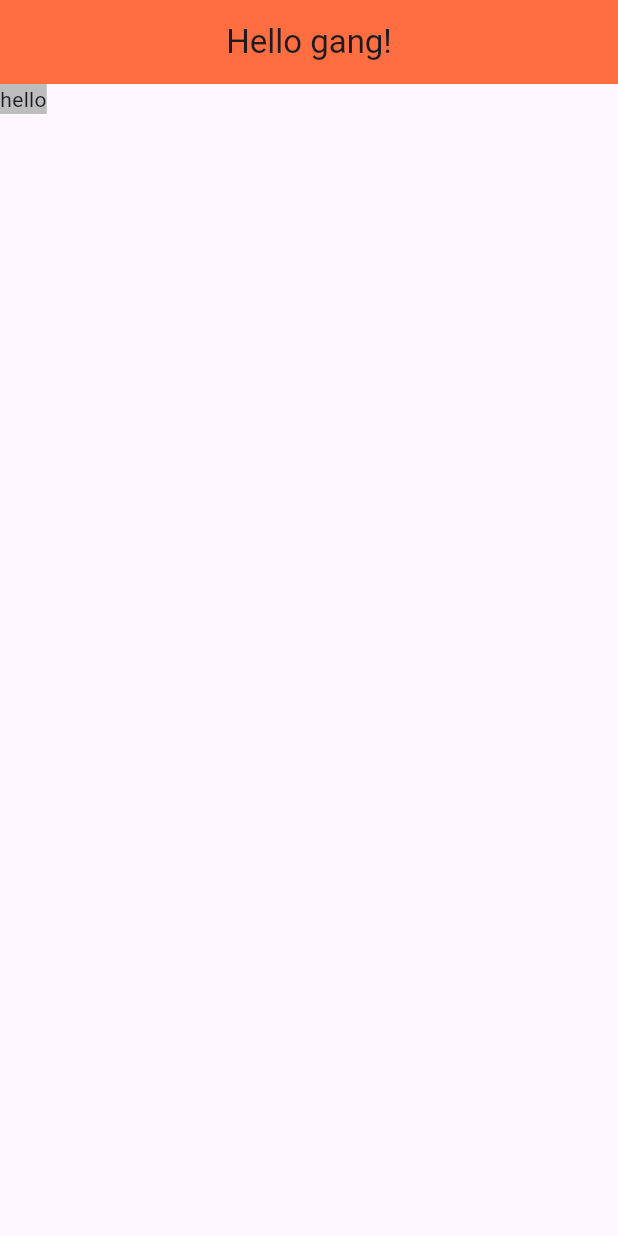
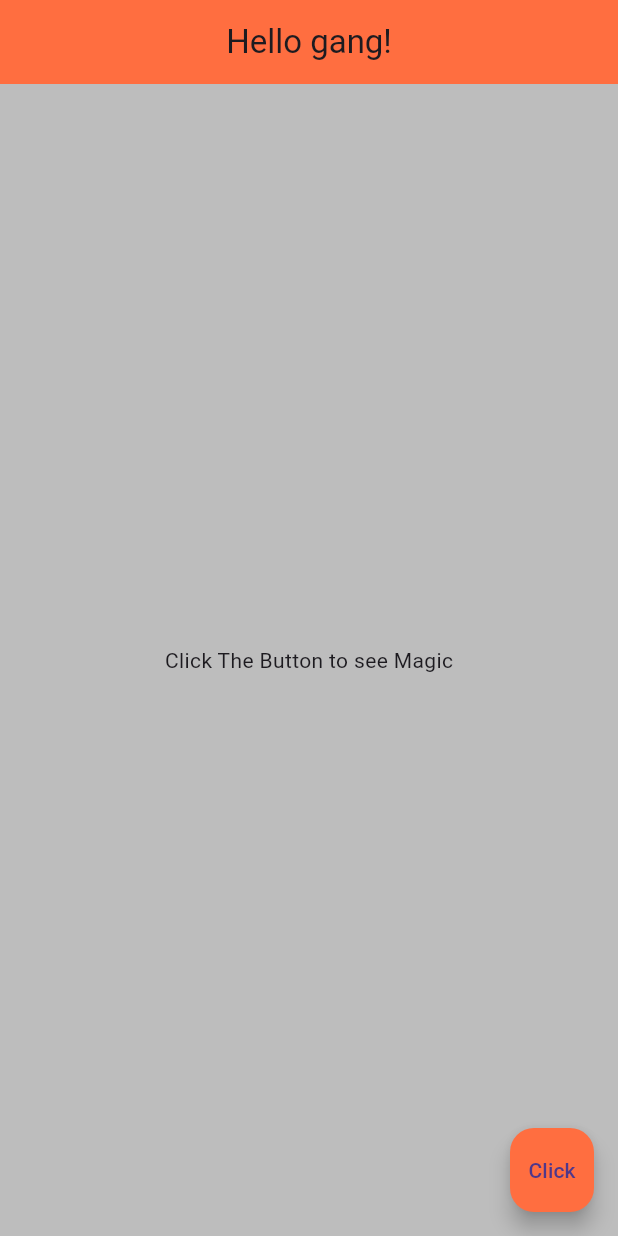
Before and after one commit to Abbas-shah10/flutter-start, a Flutter app: the screen it shows after launch, on a phone screen of 412 x 824 dp. Run offline on Flutter 3.47's test engine with Material 3 defaults, Android fonts, the phone set to English and light mode, and no system bars.

Commit message:
build the text showing and hiding functionality.....

```diff
--- a/lib/main.dart
+++ b/lib/main.dart
@@ -1,21 +1,47 @@
 import 'package:flutter/material.dart';
 
-void main() => runApp(MaterialApp(home: HomePage()));
+void main() => runApp(const MaterialApp(home: HomePage()));
 
-class HomePage extends StatelessWidget {
+class HomePage extends StatefulWidget {
   const HomePage({super.key});
+
+  @override
+  State<HomePage> createState() => _HomePageState();
+}
+
+class _HomePageState extends State<HomePage> {
+  bool isVisible = false;
+
+  void toggleVisibility() {
+    setState(() {
+      isVisible = !isVisible;
+    });
+  }
 
   @override
   Widget build(BuildContext context) {
     return Scaffold(
       appBar: AppBar(
-        title: Text("Hello gang!"),
+        title: const Text("Hello gang!"),
         centerTitle: true,
         backgroundColor: Colors.deepOrangeAccent,
       ),
       body: Container(
         color: Colors.grey[400],
-        child: Text("hello"),
+        width: double.infinity,
+        child: Center(
+          child: isVisible
+              ? const Text(
+                  "Hello, I am visible now!",
+                  style: TextStyle(fontSize: 24),
+                )
+              : const Text("Click The Button to see Magic"),
+        ),
+      ),
+      floatingActionButton: FloatingActionButton(
+        backgroundColor: Colors.deepOrangeAccent,
+        onPressed: toggleVisibility,
+        child: const Text("Click"),
       ),
     );
   }
```
